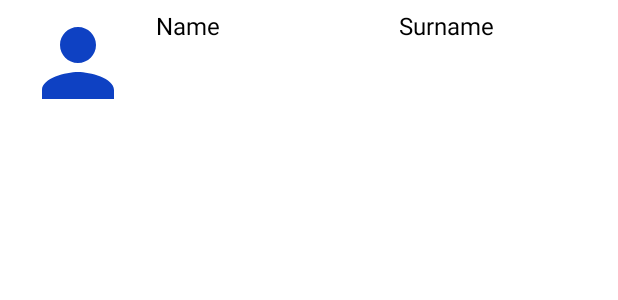
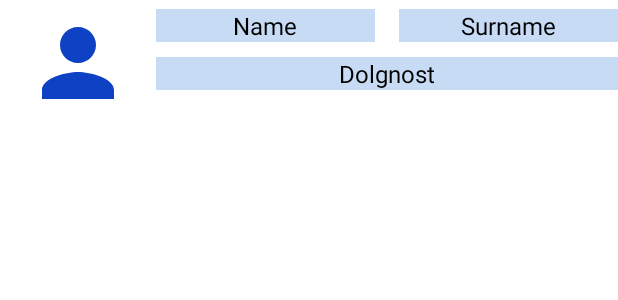
Before and after one commit to Nastakim951230/Sotrydniki, an Android app: the layout maska_table.xml on its own in the app's theme, with its tools: preview values and no code run, on a phone screen of 412 x 824 dp. Shown: the top 300 px of the screen. Run offline under Robolectric (Android 15) with nearby library versions, the phone set to English and light mode, and no system bars.

```diff
--- /dev/null
+++ b/app/src/main/res/drawable/ic_baseline_add_circle_outline_24.xml
@@ -0,0 +1,5 @@
+<vector android:height="48dp" android:tint="#0E41C3"
+    android:viewportHeight="24" android:viewportWidth="24"
+    android:width="48dp" xmlns:android="http://schemas.android.com/apk/res/android">
+    <path android:fillColor="@android:color/white" android:pathData="M13,7h-2v4L7,11v2h4v4h2v-4h4v-2h-4L13,7zM12,2C6.48,2 2,6.48 2,12s4.48,10 10,10 10,-4.48 10,-10S17.52,2 12,2zM12,20c-4.41,0 -8,-3.59 -8,-8s3.59,-8 8,-8 8,3.59 8,8 -3.59,8 -8,8z"/>
+</vector>
--- a/app/src/main/res/layout/activity_add.xml
+++ b/app/src/main/res/layout/activity_add.xml
@@ -53,7 +53,7 @@
             android:minHeight="48dp"
             android:textColor="#000000"></EditText>
 
-        <ImageButton
+        <ImageView
             android:id="@+id/ImgBut"
             android:layout_width="match_parent"
             android:layout_height="match_parent"
--- a/app/src/main/res/layout/maska_table.xml
+++ b/app/src/main/res/layout/maska_table.xml
@@ -4,6 +4,7 @@
     xmlns:tools="http://schemas.android.com/tools"
     android:layout_width="match_parent"
     android:layout_height="match_parent"
+    android:onClick="Delet"
     app:circularflow_defaultRadius="25dp">
 
     <de.hdodenhof.circleimageview.CircleImageView
@@ -12,17 +13,19 @@
         android:layout_height="72dp"
         android:layout_marginStart="16dp"
         android:layout_marginTop="6dp"
+        android:src="@drawable/avator"
         app:layout_constraintStart_toStartOf="parent"
-        app:layout_constraintTop_toTopOf="parent"
-        android:src="@drawable/avator" />
+        app:layout_constraintTop_toTopOf="parent" />
 
     <TextView
         android:id="@+id/userNameTextView"
         android:layout_width="0dp"
         android:layout_height="wrap_content"
         android:layout_marginStart="16dp"
+        android:background="#C7DBF4"
         android:ellipsize="end"
         android:lines="1"
+        android:textAlignment="center"
         android:textColor="@color/black"
         android:textSize="16sp"
         app:layout_constraintEnd_toStartOf="@id/userSurnameTextView"
@@ -35,11 +38,13 @@
         android:layout_width="0dp"
         android:layout_height="wrap_content"
         android:layout_marginStart="16dp"
+        android:background="#C7DBF4"
         android:ellipsize="end"
         android:lines="1"
+        android:textAlignment="center"
+
         android:textColor="@color/black"
         android:textSize="16sp"
-
         app:layout_constraintEnd_toEndOf="parent"
         app:layout_constraintStart_toEndOf="@+id/userNameTextView"
         app:layout_constraintTop_toTopOf="@id/photoImageView"
@@ -51,11 +56,14 @@
         android:layout_height="wrap_content"
         android:layout_marginStart="16dp"
         android:layout_marginTop="32dp"
+        android:background="#C7DBF4"
         android:ellipsize="end"
         android:lines="1"
+        android:text="Dolgnost"
+
+        android:textAlignment="center"
         android:textColor="@color/black"
         android:textSize="16sp"
-
         app:layout_constraintEnd_toEndOf="parent"
         app:layout_constraintStart_toEndOf="@id/photoImageView"
         app:layout_constraintTop_toTopOf="@id/userNameTextView" />
```
Also changed, not shown: app/src/main/java/com/example/sotrydniki/Adapter.java (+27 -3 lines), app/src/main/java/com/example/sotrydniki/Add.java (+30 -6 lines), app/src/main/java/com/example/sotrydniki/MainActivity.java (+32 -2 lines), app/src/main/res/layout/activity_main.xml (+10 -31 lines).
